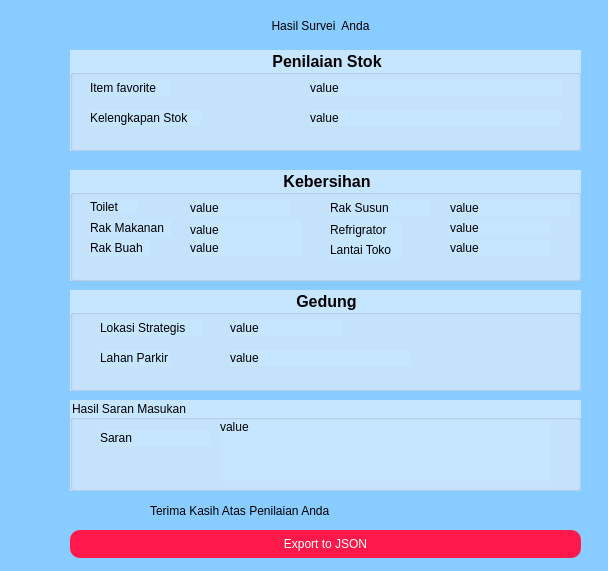
Fadlian17/Python-QtDesigner, file report.ui: the form before one commit.
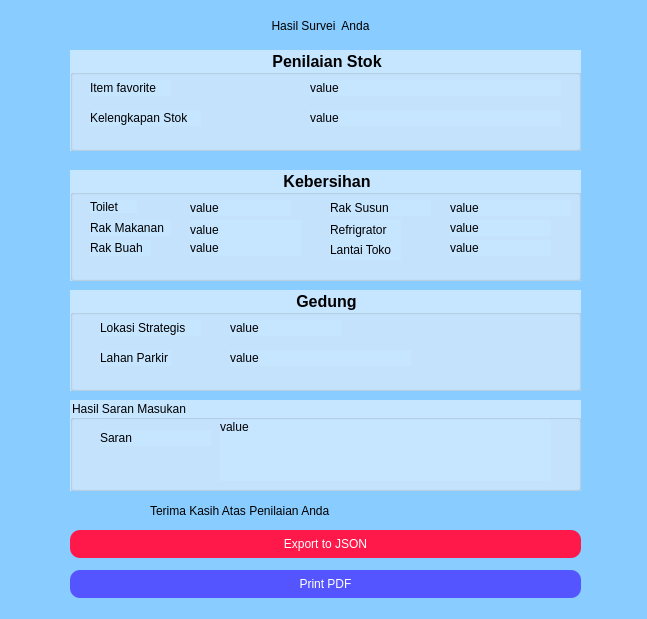
The form after the commit.

```diff
--- a/report.ui
+++ b/report.ui
@@ -6,8 +6,8 @@
    <rect>
     <x>0</x>
     <y>0</y>
-    <width>608</width>
-    <height>571</height>
+    <width>647</width>
+    <height>619</height>
    </rect>
   </property>
   <property name="windowTitle">
@@ -474,6 +474,24 @@
     </property>
    </widget>
   </widget>
+  <widget class="QPushButton" name="pushButton_2">
+   <property name="geometry">
+    <rect>
+     <x>70</x>
+     <y>570</y>
+     <width>511</width>
+     <height>28</height>
+    </rect>
+   </property>
+   <property name="styleSheet">
+    <string notr="true">background-color: rgb(85, 85, 255);
+color: white;
+border-radius: 10px;</string>
+   </property>
+   <property name="text">
+    <string>Print PDF</string>
+   </property>
+  </widget>
  </widget>
  <resources/>
  <connections/>
```
